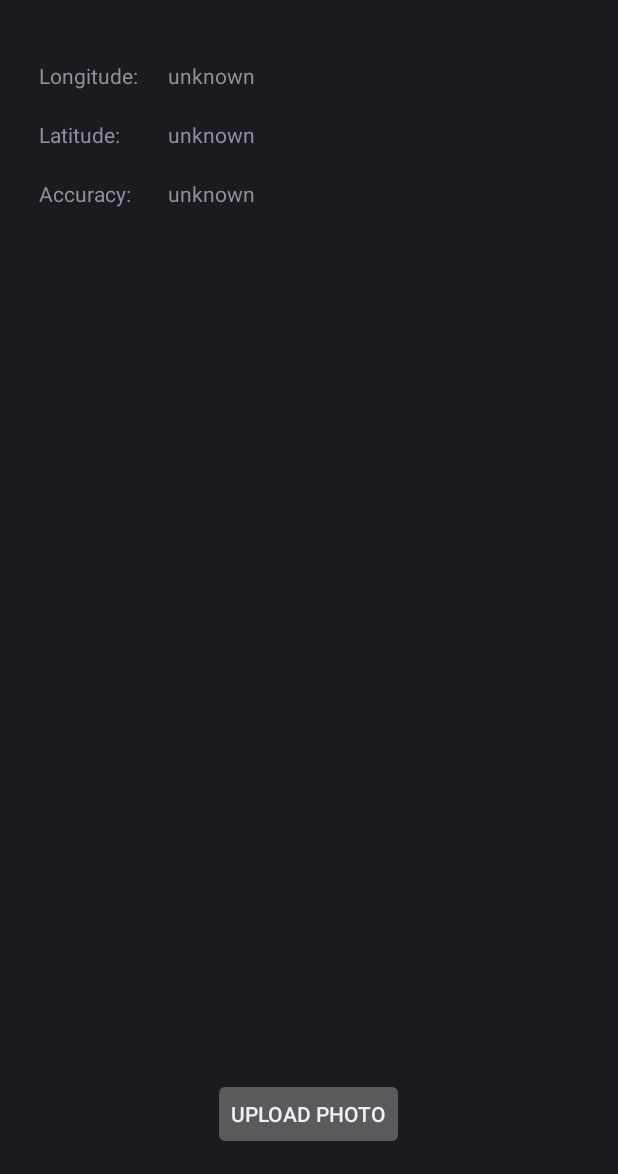
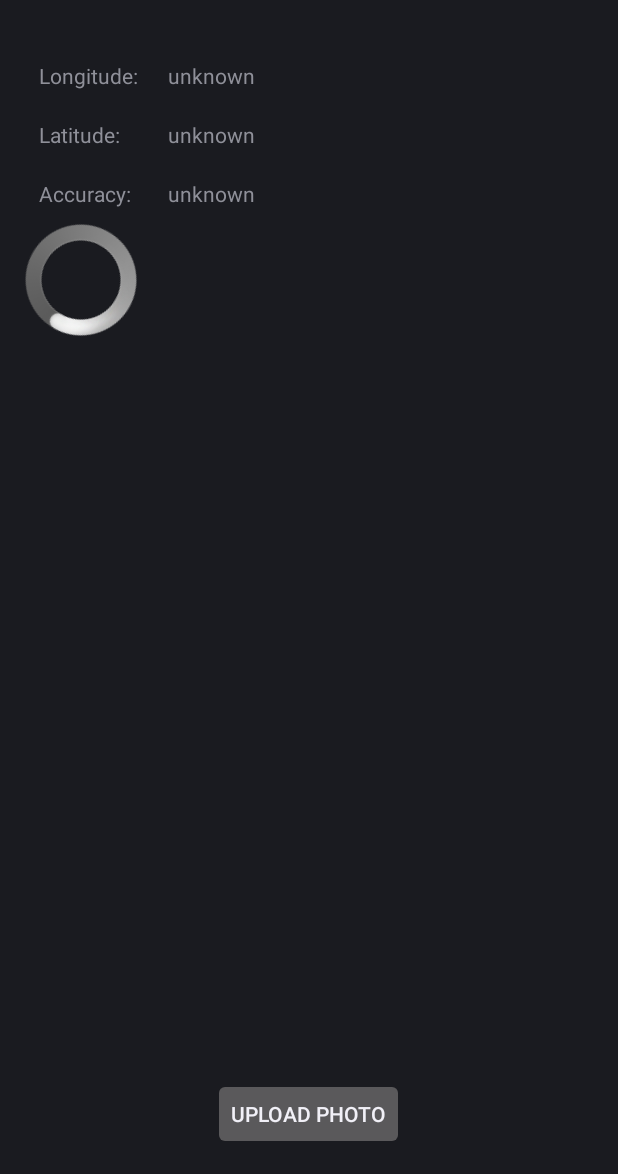
Before and after one commit to honzour/bosh, an Android app: the screen it shows after launch (MainActivity), on a phone screen of 412 x 824 dp, the part 62-1236 px from its top. Run offline under Robolectric (Android 15) with nearby library versions, the phone set to English and light mode, and no system bars.

Commit message:
progress bar and header

```diff
--- a/android/ImageUpload/app/src/main/res/layout/activity_main.xml
+++ b/android/ImageUpload/app/src/main/res/layout/activity_main.xml
@@ -62,6 +62,13 @@
         </TableRow>
     </TableLayout>
 
+    <ProgressBar
+        android:layout_width="wrap_content"
+        android:layout_height="wrap_content"
+        style="@android:style/Widget.ProgressBar.Large"
+        android:layout_marginRight="5dp" />
+
+
     <LinearLayout
         android:layout_width="match_parent"
         android:layout_height="match_parent"
```
Also changed, not shown: 1 other file.
